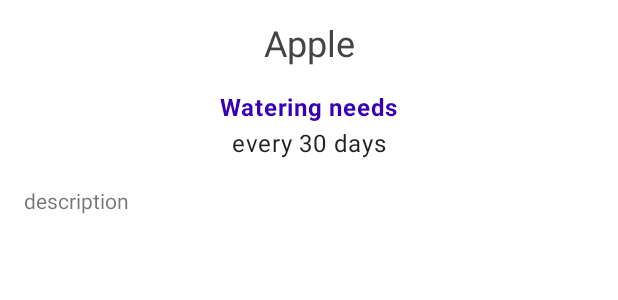
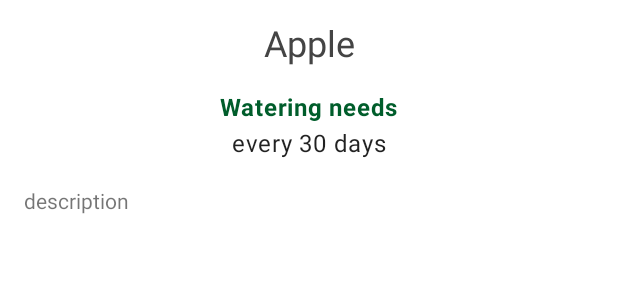
Before and after one commit to jtakumi/MigrateToJetpack, an Android app built with Jetpack Compose: the @Preview function PlantDetailContentPreview, on a phone screen of 412 x 824 dp. Shown: the top 300 px of the screen. Run offline under Robolectric (Android 15) with nearby library versions, the phone set to English and light mode, and no system bars; our stand-ins replace Room's generated code, livedata-compose.

Commit message:
activate dark mode

```diff
--- a/MigrationCodelab/app/src/main/java/com/google/samples/apps/sunflower/theme/Theme.kt
+++ b/MigrationCodelab/app/src/main/java/com/google/samples/apps/sunflower/theme/Theme.kt
@@ -16,12 +16,40 @@
 
 package com.google.samples.apps.sunflower.theme
 
+import androidx.compose.foundation.isSystemInDarkTheme
 import androidx.compose.material.MaterialTheme
+import androidx.compose.material.darkColors
+import androidx.compose.material.lightColors
 import androidx.compose.runtime.Composable
+import androidx.compose.ui.res.colorResource
+import com.google.samples.apps.sunflower.R
 
 @Composable
 fun SunflowerTheme(
+    darkTheme: Boolean = isSystemInDarkTheme(),
     content: @Composable () -> Unit
 ) {
-    MaterialTheme(content = content)
+    val lightColors  = lightColors(
+        primary = colorResource(id = R.color.sunflower_green_500),
+        primaryVariant = colorResource(id = R.color.sunflower_green_700),
+        secondary = colorResource(id = R.color.sunflower_yellow_500),
+        background = colorResource(id = R.color.sunflower_green_500),
+        onPrimary = colorResource(id = R.color.sunflower_black),
+        onSecondary = colorResource(id = R.color.sunflower_black),
+    )
+    val darkColors  = darkColors(
+        primary = colorResource(id = R.color.sunflower_green_100),
+        primaryVariant = colorResource(id = R.color.sunflower_green_200),
+        secondary = colorResource(id = R.color.sunflower_yellow_300),
+        onPrimary = colorResource(id = R.color.sunflower_black),
+        onSecondary = colorResource(id = R.color.sunflower_black),
+        onBackground = colorResource(id = R.color.sunflower_black),
+        surface = colorResource(id = R.color.sunflower_green_100_8pc_over_surface),
+        onSurface = colorResource(id = R.color.sunflower_white),
+    )
+    val colors = if (darkTheme) darkColors else lightColors
+    MaterialTheme(
+        colors = colors,
+        content = content
+    )
 }
```
